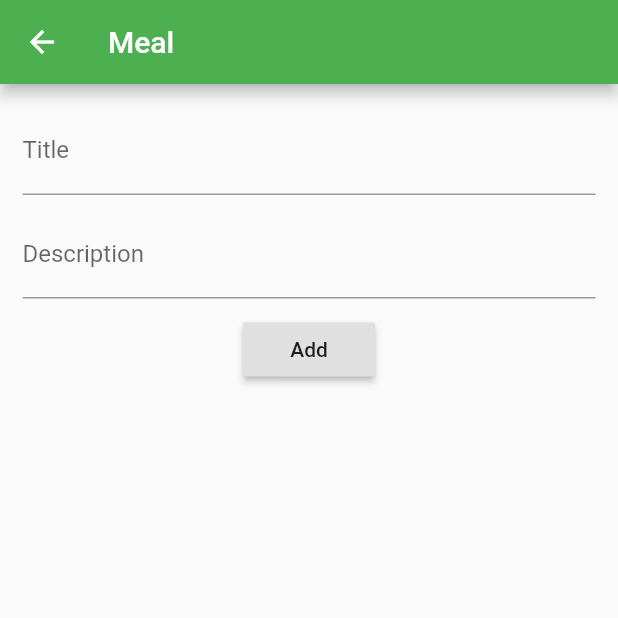
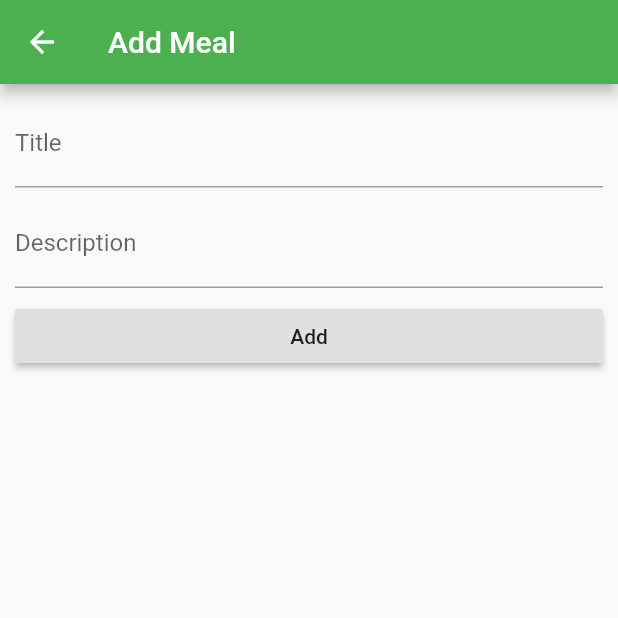
Before and after one commit to DougLau/dinner_vote, a Flutter app: the screen it shows after launch, after a tap on the "add" icon, on a phone screen of 412 x 824 dp, the top half of it. Run offline on Flutter 3.47's test engine with Material 2 defaults, Android fonts, the phone set to English and light mode, and no system bars; our stand-ins replace sqflite, synchronized; accounts and stored records are empty.

Commit message:
Allow editing meals.

```diff
--- a/lib/db.dart
+++ b/lib/db.dart
@@ -44,7 +44,8 @@ class DbHelper {
     await db.execute("CREATE TABLE meal ("
         "id INTEGER PRIMARY KEY,"
         "title TEXT NOT NULL,"
-        "description TEXT"
+        "description TEXT,"
+        "on_menu INTEGER NOT NULL" // 0: no, 1: yes
         ")");
     await db.execute("CREATE TABLE person ("
         "id INTEGER PRIMARY KEY,"
@@ -68,7 +69,7 @@ class DbHelper {
 
   Future<List> getAllMeals() async {
     var dbi = await db;
-    var meals = await dbi.query('meal', columns: ['id', 'title', 'description']);
+    var meals = await dbi.query('meal', columns: ['id', 'title', 'description', 'on_menu']);
     return meals.toList();
   }
 
--- a/lib/main.dart
+++ b/lib/main.dart
@@ -71,6 +71,7 @@ class _DinnerListPageState extends State<DinnerListPage> {
         dinner.title,
         style: _biggerFont,
       ),
+      onTap: () => _editMeal(context, dinner),
     );
   }
 
@@ -94,4 +95,14 @@ class _DinnerListPageState extends State<DinnerListPage> {
       });
     });
   }
+
+  _editMeal(BuildContext context, Meal dinner) async {
+    String result = await Navigator.push(
+      context,
+      MaterialPageRoute(builder: (context) => MealScreen(dinner)),
+    );
+    if (result == 'update') {
+      _loadMeals();
+    }
+  }
 }
--- a/lib/meal.dart
+++ b/lib/meal.dart
@@ -2,6 +2,7 @@ class Meal {
   int id;
   String title;
   String description;
+  int on_menu = 0;
 
   Meal(this.title, this.description);
 
@@ -9,6 +10,7 @@ class Meal {
     var map = <String, dynamic>{
       'title': title,
       'description': description,
+      'on_menu': on_menu,
     };
     if (id != null) {
       map['id'] = id;
@@ -20,5 +22,6 @@ class Meal {
     id = map['id'];
     title = map['title'];
     description = map['description'];
+    on_menu = map['on_menu'];
   }
 }
--- a/lib/mealui.dart
+++ b/lib/mealui.dart
@@ -17,7 +17,7 @@ class _MealScreenState extends State<MealScreen> {
   TextEditingController _description;
 
   @override
-  void initState() {
+  initState() {
     super.initState();
 
     _title = new TextEditingController(text: widget.meal.title);
@@ -27,31 +27,48 @@ class _MealScreenState extends State<MealScreen> {
   @override
   Widget build(BuildContext context) {
     return Scaffold(
-      appBar: AppBar(title: Text('Meal')),
-      body: Container(
-        margin: EdgeInsets.all(15.0),
-        alignment: Alignment.center,
-        child: Column(
+      appBar: AppBar(title: Text(_screenTitle())),
+      body: ListView(
+        shrinkWrap: true,
+        padding: EdgeInsets.all(10.0),
         children: <Widget>[
           TextField(
             controller: _title,
             decoration: InputDecoration(labelText: 'Title'),
           ),
-            Padding(padding: new EdgeInsets.all(5.0)),
+          Padding(padding: new EdgeInsets.all(4.0)),
           TextField(
             controller: _description,
             decoration: InputDecoration(labelText: 'Description'),
           ),
-            Padding(padding: new EdgeInsets.all(5.0)),
-            RaisedButton(
-              child: (widget.meal.id != null) ? Text('Update') : Text('Add'),
+          Padding(padding: new EdgeInsets.all(4.0)),
+          _buildButton(context),
+        ],
+      ),
+    );
+  }
+
+  String _screenTitle() {
+    return (widget.meal.id != null) ? 'Edit Meal' : 'Add Meal';
+  }
+
+  String _buttonTitle() {
+    return (widget.meal.id != null) ? 'Update' : 'Add';
+  }
+
+  Widget _buildButton(BuildContext context) {
+    return RaisedButton(
+      child: Text(_buttonTitle()),
       onPressed: () {
         if (widget.meal.id != null) {
-                  db.updateMeal(Meal.fromMap({
+          db
+              .updateMeal(Meal.fromMap({
             'id': widget.meal.id,
             'title': _title.text,
-                    'description': _description.text
-                  })).then((_) {
+            'description': _description.text,
+            'on_menu': widget.meal.on_menu,
+          }))
+              .then((_) {
             Navigator.pop(context, 'update');
           });
         } else {
@@ -60,10 +77,6 @@ class _MealScreenState extends State<MealScreen> {
           });
         }
       },
-            ),
-          ],
-        ),
-      ),
     );
   }
 }
```
Lines whose indentation alone changed are shown as unchanged.
